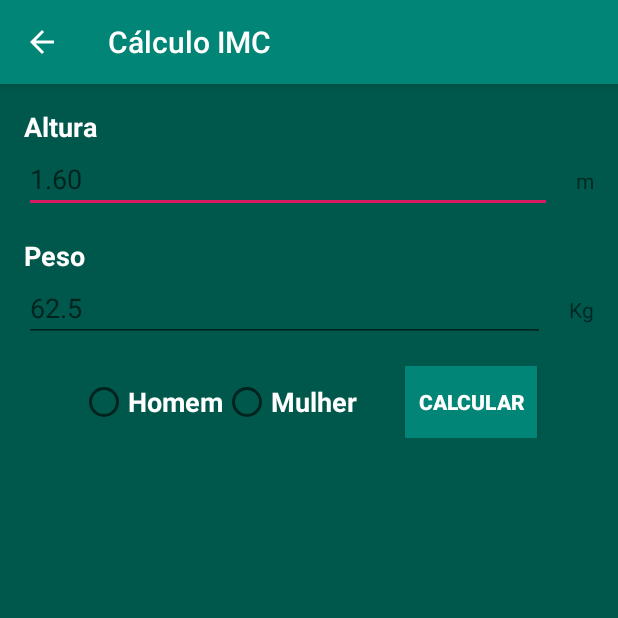
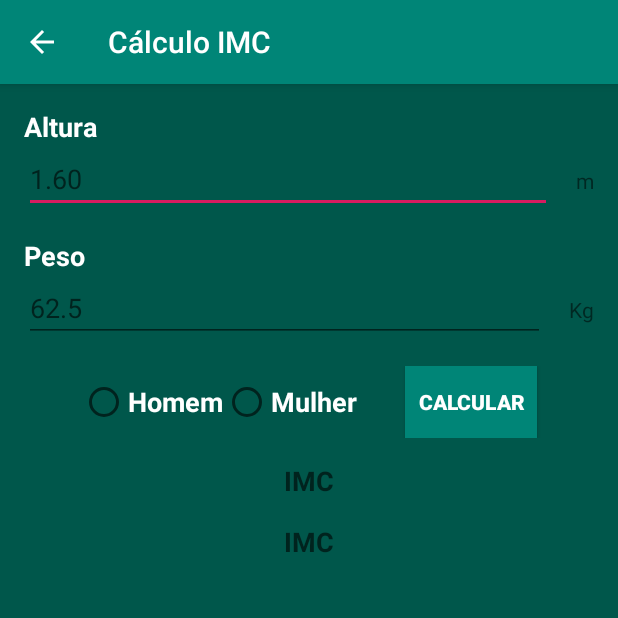
Before and after one commit to theuskira/Android_Studio_Projeto, an Android app: the CalculoIMCSimplesActivity screen opened directly, with no data from a screen before it, on a phone screen of 412 x 824 dp, the top half of it. Run offline under Robolectric (Android 15) with nearby library versions, the phone set to English and light mode, and no system bars.

Commit message:
-Correção de Bugs -Scroll

```diff
--- a/app/src/main/res/layout/activity_calculo_imcsimples.xml
+++ b/app/src/main/res/layout/activity_calculo_imcsimples.xml
@@ -12,6 +12,17 @@
     tools:context=".CalculoIMCSimplesActivity">
 
 
+    <ScrollView
+        android:layout_width="match_parent"
+        android:layout_height="match_parent"
+        android:layout_weight="0">
+
+        <LinearLayout
+            android:layout_width="match_parent"
+            android:layout_height="wrap_content"
+            android:orientation="vertical" >
+
+
             <TextView
                 android:layout_width="wrap_content"
                 android:layout_height="wrap_content"
@@ -23,7 +34,8 @@
                 android:text="@string/altura"
                 android:textColor="@android:color/background_light"
                 android:textSize="18sp"
-        android:textStyle="bold" />
+                android:textStyle="bold"
+                android:visibility="visible" />
 
             <LinearLayout
                 android:id="@+id/linearLayoutSimplesAltura"
@@ -31,7 +43,8 @@
                 android:layout_height="wrap_content"
                 android:layout_weight="0"
                 android:orientation="horizontal"
-        android:scrollbars="vertical">
+                android:scrollbars="vertical"
+                android:visibility="visible">
 
                 <EditText
                     android:id="@+id/editTextAltura"
@@ -52,7 +65,10 @@
                     android:layout_weight="0"
                     android:text="@string/m" />
 
+
             </LinearLayout>
+
+
 
             <TextView
                 android:layout_width="wrap_content"
@@ -64,7 +80,8 @@
                 android:text="@string/peso"
                 android:textColor="@android:color/background_light"
                 android:textSize="18sp"
-        android:textStyle="bold" />
+                android:textStyle="bold"
+                android:visibility="visible" />
 
             <LinearLayout
                 android:id="@+id/linearLayoutSimplesPeso"
@@ -72,7 +89,8 @@
                 android:layout_height="wrap_content"
                 android:layout_weight="0"
                 android:orientation="horizontal"
-        android:scrollbars="vertical">
+                android:scrollbars="vertical"
+                android:visibility="visible">
 
                 <EditText
                     android:id="@+id/editTextPeso"
@@ -102,7 +120,8 @@
                 android:layout_weight="0"
                 android:gravity="center"
                 android:orientation="horizontal"
-        android:scrollbars="vertical">
+                android:scrollbars="vertical"
+                android:visibility="visible">
 
                 <LinearLayout
                     android:layout_width="wrap_content"
@@ -159,6 +178,21 @@
             </LinearLayout>
 
             <TextView
+                android:id="@+id/textoInformacaoPesoIdeal"
+                android:layout_width="wrap_content"
+                android:layout_height="wrap_content"
+                android:layout_gravity="center_horizontal"
+                android:layout_marginLeft="16dp"
+                android:layout_marginTop="16dp"
+                android:layout_marginRight="16dp"
+                android:layout_weight="0"
+                android:hint="IMC"
+                android:textColor="@android:color/background_light"
+                android:textSize="18sp"
+                android:textStyle="bold"
+                android:visibility="visible" />
+
+            <TextView
                 android:id="@+id/textoInformacaoIMC"
                 android:layout_width="wrap_content"
                 android:layout_height="wrap_content"
@@ -167,32 +201,27 @@
                 android:layout_marginTop="16dp"
                 android:layout_marginRight="16dp"
                 android:layout_weight="0"
+                android:hint="IMC"
                 android:textColor="@android:color/background_light"
                 android:textSize="18sp"
-        android:textStyle="bold" />
-
-    <TextView
-        android:id="@+id/textoInformacaoPesoIdeal"
-        android:layout_width="wrap_content"
-        android:layout_height="wrap_content"
-        android:layout_gravity="center_horizontal"
-        android:layout_marginLeft="16dp"
-        android:layout_marginTop="16dp"
-        android:layout_marginRight="16dp"
-        android:layout_weight="0"
-        android:textColor="@android:color/background_light"
-        android:textSize="18sp"
-        android:textStyle="bold" />
+                android:textStyle="bold"
+                android:visibility="visible" />
 
             <ImageView
                 android:id="@+id/imagemIMC"
-        android:layout_width="match_parent"
-        android:layout_height="match_parent"
+                android:layout_width="200dp"
+                android:layout_height="200dp"
                 android:layout_gravity="center_horizontal"
                 android:layout_marginLeft="16dp"
                 android:layout_marginTop="16dp"
                 android:layout_marginRight="16dp"
                 android:layout_marginBottom="16dp"
                 android:layout_weight="1"
+                android:visibility="visible"
                 app:srcCompat="@drawable/lol" />
+
+
         </LinearLayout>
+    </ScrollView>
+
+</LinearLayout>
```
Lines whose indentation alone changed are shown as unchanged.
